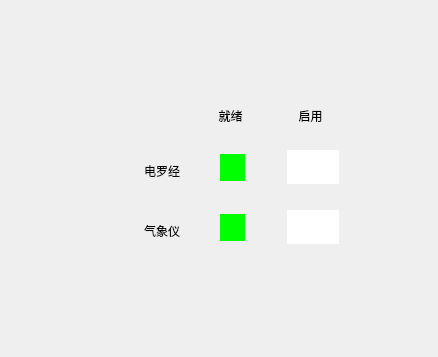
This is src/sensorenablewidget.ui in xiexiaoying1221/500T_Joystick as Qt 5 draws it before an edit; both pictures show x 0 to 438 and y 0 to 357 of the 438 by 710 pixel window. The edited form follows.
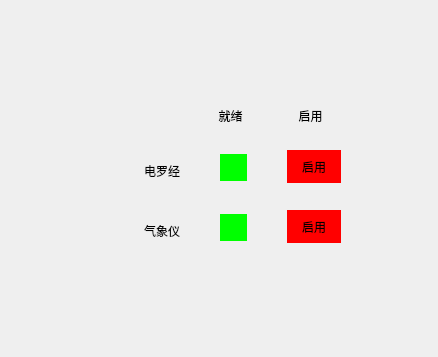
This is the edited form. Icons and pictures are not drawn.

```diff
--- a/src/sensorenablewidget.ui
+++ b/src/sensorenablewidget.ui
@@ -13,99 +13,6 @@
   <property name="windowTitle">
    <string>Form</string>
   </property>
-  <widget class="QLineEdit" name="leready_gypo">
-   <property name="geometry">
-    <rect>
-     <x>220</x>
-     <y>154</y>
-     <width>25</width>
-     <height>27</height>
-    </rect>
-   </property>
-   <property name="font">
-    <font>
-     <pointsize>16</pointsize>
-    </font>
-   </property>
-   <property name="styleSheet">
-    <string notr="true">background-color: rgb(0, 255, 0);
-border-width:0;
-border-style:outset;</string>
-   </property>
-   <property name="frame">
-    <bool>false</bool>
-   </property>
-   <property name="readOnly">
-    <bool>true</bool>
-   </property>
-   <property name="placeholderText">
-    <string/>
-   </property>
-  </widget>
-  <widget class="QLineEdit" name="leenable_gyro">
-   <property name="geometry">
-    <rect>
-     <x>287</x>
-     <y>150</y>
-     <width>52</width>
-     <height>34</height>
-    </rect>
-   </property>
-   <property name="font">
-    <font>
-     <pointsize>16</pointsize>
-     <weight>75</weight>
-     <bold>true</bold>
-    </font>
-   </property>
-   <property name="styleSheet">
-    <string notr="true"/>
-   </property>
-   <property name="text">
-    <string/>
-   </property>
-   <property name="frame">
-    <bool>false</bool>
-   </property>
-   <property name="alignment">
-    <set>Qt::AlignCenter</set>
-   </property>
-   <property name="readOnly">
-    <bool>true</bool>
-   </property>
-  </widget>
-  <widget class="QLineEdit" name="leenable_wind">
-   <property name="geometry">
-    <rect>
-     <x>287</x>
-     <y>210</y>
-     <width>52</width>
-     <height>34</height>
-    </rect>
-   </property>
-   <property name="font">
-    <font>
-     <pointsize>16</pointsize>
-     <weight>75</weight>
-     <bold>true</bold>
-    </font>
-   </property>
-   <property name="styleSheet">
-    <string notr="true"/>
-   </property>
-   <property name="text">
-    <string/>
-   </property>
-   <property name="frame">
-    <bool>false</bool>
-   </property>
-   <property name="alignment">
-    <set>Qt::AlignCenter</set>
-   </property>
-   <property name="readOnly">
-    <bool>true</bool>
-   </property>
-  </widget>
   <widget class="QPushButton" name="pbOk">
    <property name="geometry">
     <rect>
@@ -294,6 +201,74 @@
     <set>Qt::AlignRight|Qt::AlignTrailing|Qt::AlignVCenter</set>
    </property>
   </widget>
+  <widget class="QPushButton" name="pbEnableGyro">
+   <property name="geometry">
+    <rect>
+     <x>287</x>
+     <y>150</y>
+     <width>54</width>
+     <height>33</height>
+    </rect>
+   </property>
+   <property name="styleSheet">
+    <string notr="true">background-color: rgb(255, 0, 0);
+border-width:0;
+border-style:outset;</string>
+   </property>
+   <property name="text">
+    <string>启用</string>
+   </property>
+  </widget>
+  <widget class="QWidget" name="wReadyGypo" native="true">
+   <property name="geometry">
+    <rect>
+     <x>220</x>
+     <y>154</y>
+     <width>27</width>
+     <height>27</height>
+    </rect>
+   </property>
+   <property name="styleSheet">
+    <string notr="true">background-color: rgb(0, 255, 0);
+background-image: url(:/images/推进器启用设置-日.png);
+border-width:0;
+border-style:outset;</string>
+   </property>
+  </widget>
+  <widget class="QWidget" name="wReadyWind" native="true">
+   <property name="geometry">
+    <rect>
+     <x>220</x>
+     <y>214</y>
+     <width>27</width>
+     <height>27</height>
+    </rect>
+   </property>
+   <property name="styleSheet">
+    <string notr="true">background-color: rgb(0, 255, 0);
+background-image: url(:/images/推进器启用设置-日.png);
+border-width:0;
+border-style:outset;</string>
+   </property>
+  </widget>
+  <widget class="QPushButton" name="pbEnableWind">
+   <property name="geometry">
+    <rect>
+     <x>287</x>
+     <y>210</y>
+     <width>54</width>
+     <height>33</height>
+    </rect>
+   </property>
+   <property name="styleSheet">
+    <string notr="true">background-color: rgb(255, 0, 0);
+border-width:0;
+border-style:outset;</string>
+   </property>
+   <property name="text">
+    <string>启用</string>
+   </property>
+  </widget>
  </widget>
  <resources/>
  <connections/>
```
Left out of the diff: 26 changed lines with no effect on the pictures.
